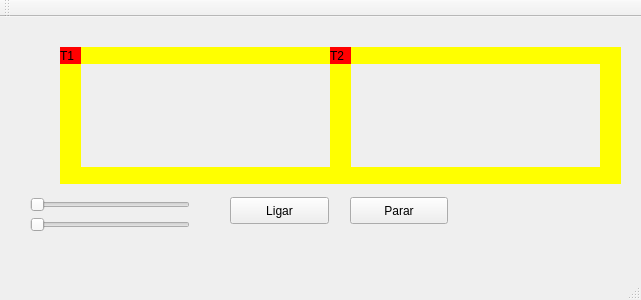
The window that mainwindow.ui (Arphor/Trens) describes before a commit, drawn with Qt 5.
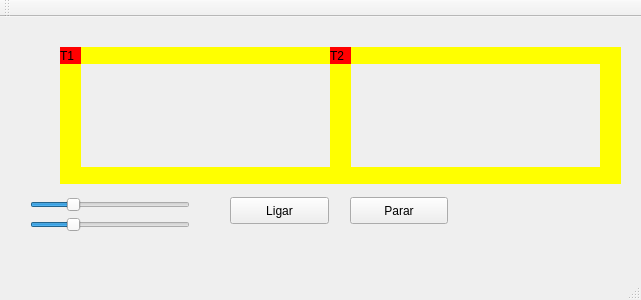
The same window after the commit.

Patch:
```diff
--- a/mainwindow.ui
+++ b/mainwindow.ui
@@ -193,6 +193,12 @@
       <height>16</height>
      </rect>
     </property>
+    <property name="maximum">
+     <number>200</number>
+    </property>
+    <property name="value">
+     <number>50</number>
+    </property>
     <property name="orientation">
      <enum>Qt::Horizontal</enum>
     </property>
@@ -206,6 +212,12 @@
       <height>16</height>
      </rect>
     </property>
+    <property name="maximum">
+     <number>200</number>
+    </property>
+    <property name="value">
+     <number>50</number>
+    </property>
     <property name="orientation">
      <enum>Qt::Horizontal</enum>
     </property>
```
Left out of the diff: 8 changed lines with no effect on the pictures.
